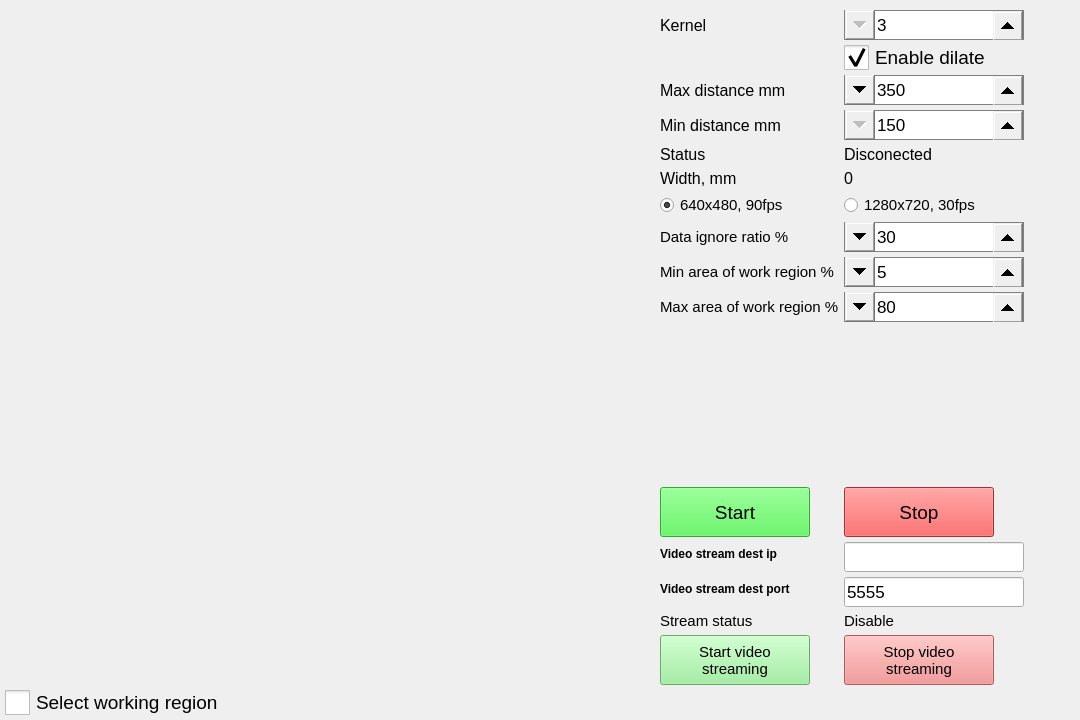
First picture: the form in form.ui, repository Soldier180/printer, before the edit.
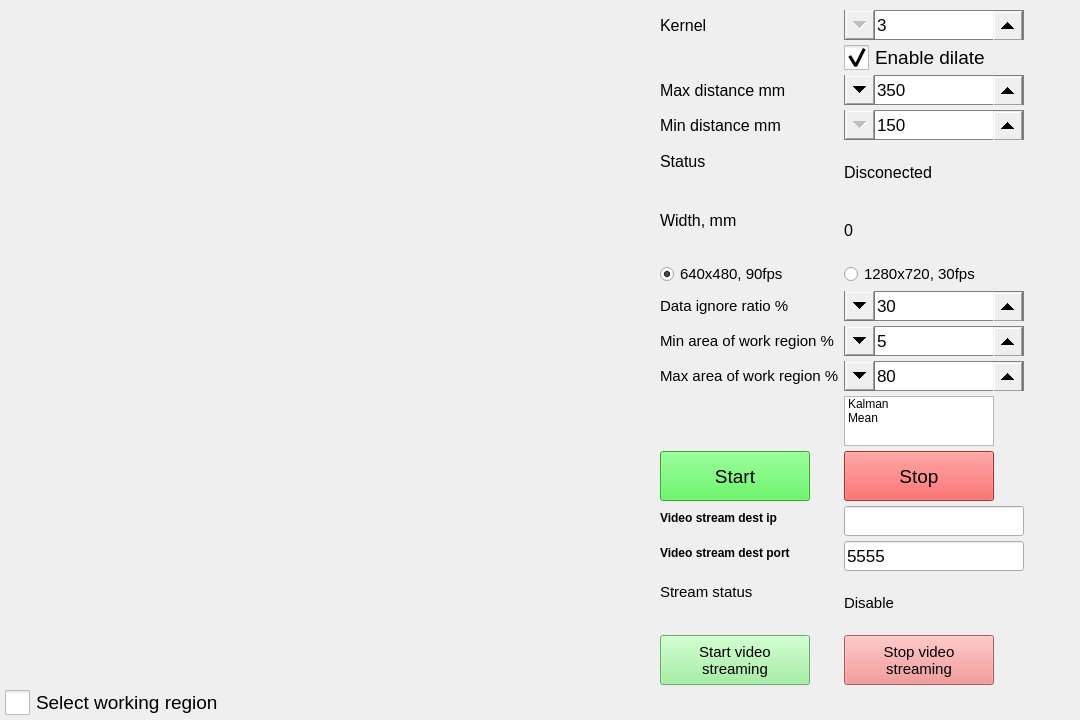
Second picture: the form after the edit.

What changed in the file:
```diff
--- a/form.ui
+++ b/form.ui
@@ -307,7 +307,7 @@
          </property>
         </widget>
        </item>
-       <item row="10" column="0">
+       <item row="11" column="0">
         <spacer name="verticalSpacer">
          <property name="orientation">
           <enum>Qt::Vertical</enum>
@@ -320,7 +320,7 @@
          </property>
         </spacer>
        </item>
-       <item row="11" column="0">
+       <item row="12" column="0">
         <widget class="QPushButton" name="pb_start">
          <property name="minimumSize">
           <size>
@@ -347,7 +347,7 @@
          </property>
         </widget>
        </item>
-       <item row="11" column="1">
+       <item row="12" column="1">
         <widget class="QPushButton" name="pb_stop">
          <property name="minimumSize">
           <size>
@@ -374,7 +374,7 @@
          </property>
         </widget>
        </item>
-       <item row="14" column="0">
+       <item row="15" column="0">
         <widget class="QLabel" name="label_22">
          <property name="font">
           <font>
@@ -386,7 +386,7 @@
          </property>
         </widget>
        </item>
-       <item row="14" column="1">
+       <item row="15" column="1">
         <widget class="QLabel" name="lb_stream_status">
          <property name="font">
           <font>
@@ -398,7 +398,7 @@
          </property>
         </widget>
        </item>
-       <item row="15" column="0">
+       <item row="16" column="0">
         <widget class="QPushButton" name="pb_start_video_stream">
          <property name="minimumSize">
           <size>
@@ -426,7 +426,7 @@
          </property>
         </widget>
        </item>
-       <item row="15" column="1">
+       <item row="16" column="1">
         <widget class="QPushButton" name="pb_stop_video_stream">
          <property name="minimumSize">
           <size>
@@ -454,7 +454,7 @@
          </property>
         </widget>
        </item>
-       <item row="12" column="1">
+       <item row="13" column="1">
         <widget class="QLineEdit" name="le_dest_stream_ip">
          <property name="minimumSize">
           <size>
@@ -475,7 +475,7 @@
          </property>
         </widget>
        </item>
-       <item row="12" column="0">
+       <item row="13" column="0">
         <widget class="QLabel" name="label_21">
          <property name="font">
           <font>
@@ -489,7 +489,7 @@
          </property>
         </widget>
        </item>
-       <item row="13" column="0">
+       <item row="14" column="0">
         <widget class="QLabel" name="label_23">
          <property name="font">
           <font>
@@ -503,7 +503,7 @@
          </property>
         </widget>
        </item>
-       <item row="13" column="1">
+       <item row="14" column="1">
         <widget class="QLineEdit" name="le_dest_stream_port">
          <property name="minimumSize">
           <size>
@@ -680,6 +680,26 @@
          </property>
         </widget>
        </item>
+       <item row="11" column="1">
+        <widget class="QListWidget" name="listWidget">
+         <property name="maximumSize">
+          <size>
+           <width>150</width>
+           <height>50</height>
+          </size>
+         </property>
+         <item>
+          <property name="text">
+           <string>Kalman</string>
+          </property>
+         </item>
+         <item>
+          <property name="text">
+           <string>Mean</string>
+          </property>
+         </item>
+        </widget>
+       </item>
       </layout>
      </item>
     </layout>
```
